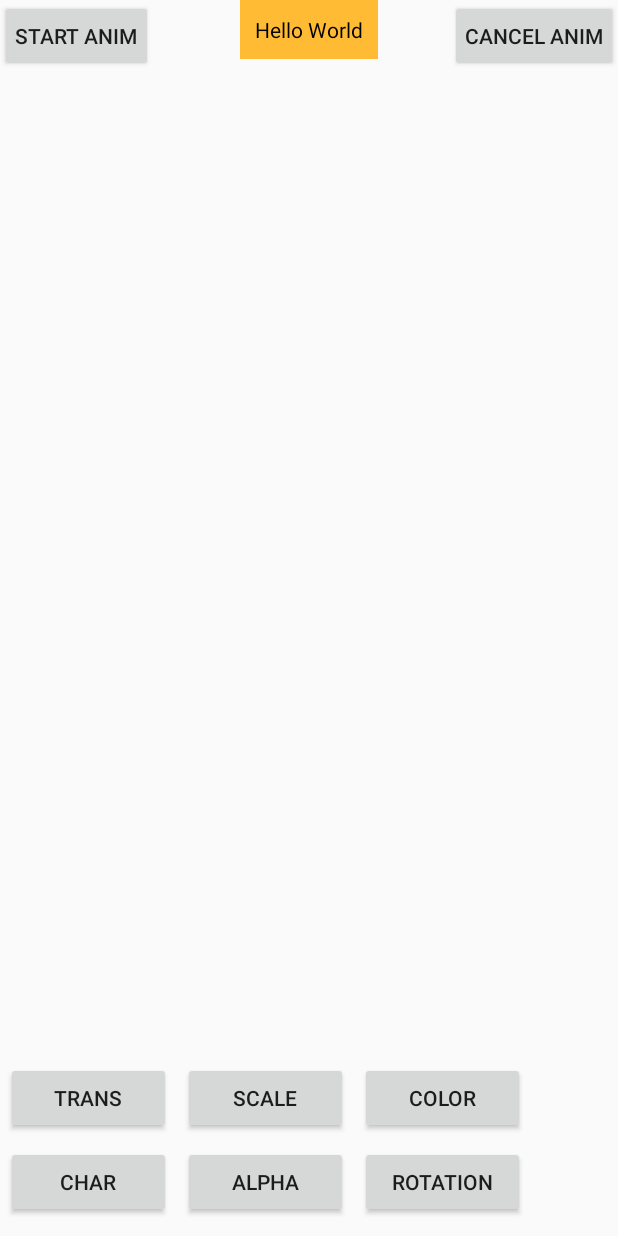
After one commit to nawaralqadhy/alqadhynawar2, an Android app: the AnimatorActivity screen opened directly, with no data from a screen before it, on a phone screen of 412 x 824 dp. The commit adds this screen. Run offline under Robolectric (Android 15) with nearby library versions, the phone set to English and light mode, and no system bars; our stand-ins replace ButterKnife.

Commit message:
In class activity Animation Mar-06-2017

```diff
--- a/app/src/main/AndroidManifest.xml
+++ b/app/src/main/AndroidManifest.xml
@@ -35,6 +35,7 @@
         >
         <activity android:name=".TimerActivity" />
         <activity android:name=".AnimationActivity"></activity>
+        <activity android:name=".AnimatorActivity"></activity>
     </application>
 
 </manifest>
--- /dev/null
+++ b/app/src/main/res/layout/activity_animator.xml
@@ -0,0 +1,82 @@
+<?xml version="1.0" encoding="utf-8"?>
+<RelativeLayout xmlns:android="http://schemas.android.com/apk/res/android"
+    android:orientation="vertical"
+    android:layout_width="fill_parent"
+    android:layout_height="fill_parent">
+
+    <Button
+        android:id="@+id/animator_bt_start"
+        android:layout_width="wrap_content"
+        android:layout_height="wrap_content"
+        android:layout_alignParentLeft="true"
+        android:padding="10dp"
+        android:text="start anim"
+        />
+
+    <Button
+        android:id="@+id/animator_bt_cancel"
+        android:layout_width="wrap_content"
+        android:layout_height="wrap_content"
+        android:layout_alignParentRight="true"
+        android:padding="10dp"
+        android:text="cancel anim"
+        />
+    <TextView
+        android:id="@+id/animator_tv"
+        android:layout_width="wrap_content"
+        android:layout_height="wrap_content"
+        android:layout_centerHorizontal="true"
+        android:padding="10dp"
+        android:textColor="@color/black"
+        android:background="@android:color/holo_orange_light"
+        android:text="Hello World"/>
+
+    <GridLayout
+        android:orientation="horizontal"
+        android:id="@+id/animator_bottom"
+        android:columnCount="3"
+        android:rowCount="2"
+        android:useDefaultMargins="true"
+        android:layout_width="match_parent"
+        android:layout_alignParentBottom="true"
+        android:layout_height="120dp">
+        <Button
+            android:id="@+id/animator_trans"
+            android:padding="10dip"
+            android:layout_width="110dp"
+            android:text="trans"/>
+
+        <Button
+            android:id="@+id/animator_scale"
+            android:padding="10dip"
+            android:gravity="center"
+            android:layout_width="110dp"
+            android:text="scale"/>
+
+        <Button
+            android:id="@+id/animator_color"
+            android:padding="10dip"
+            android:gravity="center"
+            android:layout_width="110dp"
+            android:text="color"/>
+
+        <Button
+            android:id="@+id/animator_char"
+            android:padding="10dip"
+            android:gravity="center"
+            android:layout_width="110dp"
+            android:text="char"/>
+        <Button
+            android:id="@+id/animator_alpha"
+            android:padding="10dip"
+            android:gravity="center"
+            android:layout_width="110dp"
+            android:text="alpha"/>
+        <Button
+            android:id="@+id/animator_rotation"
+            android:padding="10dip"
+            android:gravity="center"
+            android:layout_width="110dp"
+            android:text="rotation"/>
+    </GridLayout>
+</RelativeLayout>
```
Also changed, not shown: app/src/main/java/com/example/nawaralqadhy/alqadhynawar2/AnimatorActivity.java (added, +172 -0 lines), app/src/main/java/com/example/nawaralqadhy/alqadhynawar2/BaseActivity.java (+6 -4 lines), app/src/main/java/com/example/nawaralqadhy/alqadhynawar2/DialogActivity.java (+9 -12 lines), app/src/main/java/com/example/nawaralqadhy/alqadhynawar2/MainActivity.java (+67 -3 lines), app/src/main/java/com/example/nawaralqadhy/alqadhynawar2/util/UtilLog.java (+9 -8 lines), app/src/main/res/layout/activity_main.xml (+10 -0 lines).
